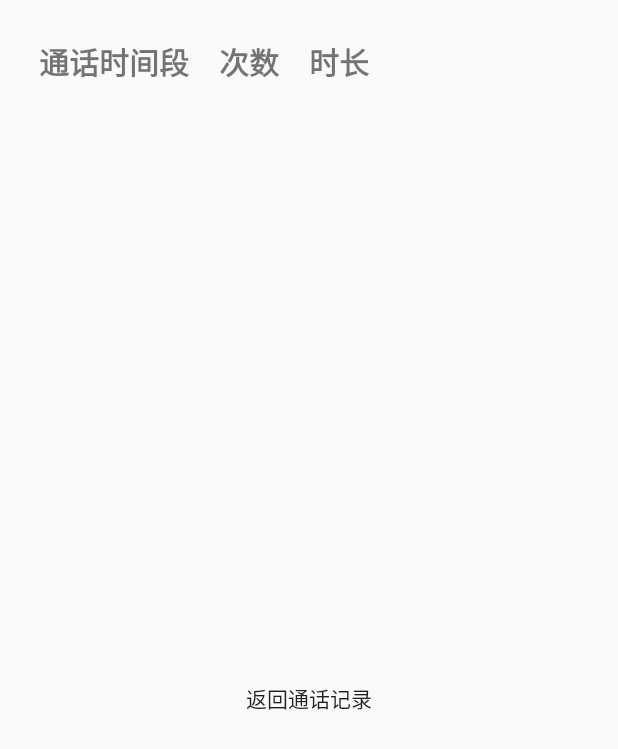
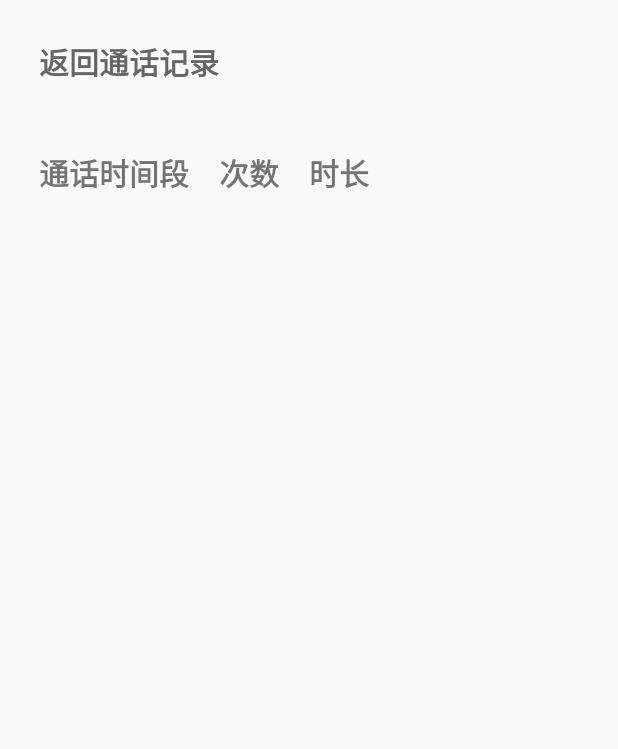
Before and after one commit to oqsh/YiHeng, an Android app: the StatActivity screen opened directly, with no data from a screen before it, on a phone screen of 412 x 824 dp. Shown: the top 749 px of the screen. Run offline under Robolectric (Android 15) with nearby library versions, the light colour scheme and no system bars.

Commit message:
通话记录界面做了调整，改动了一些按钮的位置

```diff
--- a/app/src/main/res/layout/activity_calllog.xml
+++ b/app/src/main/res/layout/activity_calllog.xml
@@ -30,7 +30,9 @@
         android:text="统计情况"
         app:layout_constraintEnd_toEndOf="parent"
         app:layout_constraintStart_toStartOf="parent"
-        app:layout_constraintTop_toTopOf="parent" />
+        app:layout_constraintTop_toTopOf="parent"
+        android:textStyle="bold"
+        android:textColor="#666666"/>
 
 
     <ListView
--- a/app/src/main/res/layout/activity_stat.xml
+++ b/app/src/main/res/layout/activity_stat.xml
@@ -3,8 +3,24 @@
     android:orientation="vertical" android:id="@+id/activity_stat" android:padding="@dimen/activity_vertical_margin" android:layout_width="fill_parent" android:layout_height="fill_parent"
     xmlns:android="http://schemas.android.com/apk/res/android">
 
-    <RelativeLayout android:padding="10.0dip" android:layout_width="fill_parent" android:layout_height="wrap_content"
-        xmlns:android="http://schemas.android.com/apk/res/android">
+    <Button
+        android:id="@+id/calllog_button"
+        android:layout_width="wrap_content"
+        android:layout_height="wrap_content"
+        android:layout_alignParentStart="true"
+        android:layout_alignParentTop="true"
+        android:background="#00000000"
+        android:padding="10.0dip"
+        android:layout_marginBottom="24.0dip"
+        android:text="返回通话记录"
+        android:textSize="20.0sp"
+        android:textColor="#666666"
+        android:textStyle="bold"/>
+
+    <RelativeLayout xmlns:android="http://schemas.android.com/apk/res/android"
+        android:layout_width="fill_parent"
+        android:layout_height="wrap_content"
+        android:padding="10.0dip">
 
         <TextView
             android:id="@+id/word2"
@@ -43,17 +59,10 @@
         android:id="@+id/statWords"
         android:layout_width="fill_parent"
         android:layout_height="351dp"
+        android:layout_alignParentStart="true"
         android:layout_marginTop="24.0dip">
 
     </ListView>
 
-    <Button
-        android:id="@+id/calllog_button"
-        android:layout_width="match_parent"
-        android:layout_height="wrap_content"
-        android:layout_alignParentStart="true"
-        android:background="#00000000"
-        android:text="返回通话记录" />
-
 
 </LinearLayout>
```
